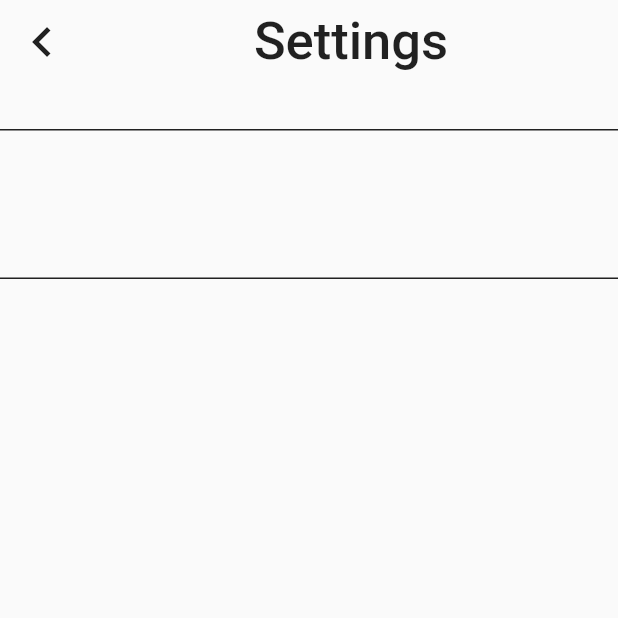
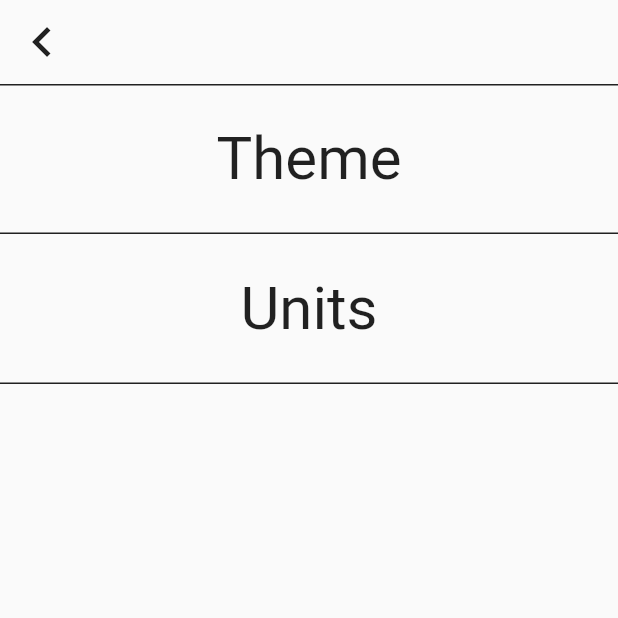
Before and after one commit to LCragg/WeatherApp_Assignment_CO2509, a Flutter app: the Settings screen opened directly, on a phone screen of 412 x 824 dp, the top half of it. Run offline on Flutter 3.47's test engine with Material 2 defaults, Android fonts, the light colour scheme and no system bars; our stand-ins replace firebase_core, firebase_database, flutter_svg, google_fonts; missing offline and left inert: dart:html; accounts and stored records are empty; network calls fail.

Commit message:
commit on 'Settings'

```diff
--- a/lib/Screens/Settings.dart
+++ b/lib/Screens/Settings.dart
@@ -9,10 +9,11 @@ class Settings extends StatelessWidget {
   Widget build(BuildContext context) {
     return Scaffold(
       appBar: AppBar(
-        title: Center(
+        title: Padding(
+          padding: EdgeInsets.fromLTRB(380, 10, 0, 20),
           child: Text(
             "Settings",
-            style: TextStyle(color: Colors.black87, fontSize: 35.0),
+            style: TextStyle(color: Colors.black87, fontSize: 40.0),
           ),
         ),
         elevation: 0,
@@ -34,7 +35,7 @@ class Settings extends StatelessWidget {
             Column(
               children: [
                 Padding(
-                  padding: EdgeInsets.fromLTRB(0, 30, 0, 0),
+                  padding: EdgeInsets.fromLTRB(0, 0, 0, 0),
                   child: Container(
                     height: 100.0,
                     decoration: BoxDecoration(
@@ -42,16 +43,27 @@ class Settings extends StatelessWidget {
                       top: BorderSide(width: 1.0, color: Colors.black87),
                       bottom: BorderSide(width: 1.0, color: Colors.black87),
                     )),
+                    child: Center(
+                      child: Text(
+                        "Theme",
+                        style: TextStyle(color: Colors.black87, fontSize: 40.0),
+                      ),
+                    ),
                   ),
                 ),
                 Container(
                   height: 100.0,
+                  width: double.infinity,
                   decoration: BoxDecoration(
-                    border: Border(
-                      bottom: BorderSide(width: 1.0, color: Colors.black87),
+                      border: Border(
+                    bottom: BorderSide(width: 1.0, color: Colors.black87),
+                  )),
+                  child: Center(
+                    child: Text(
+                      "Units",
+                      style: TextStyle(color: Colors.black87, fontSize: 40.0),
                     ),
                   ),
-                  child: Text(""),
                 )
               ],
             ),
```
